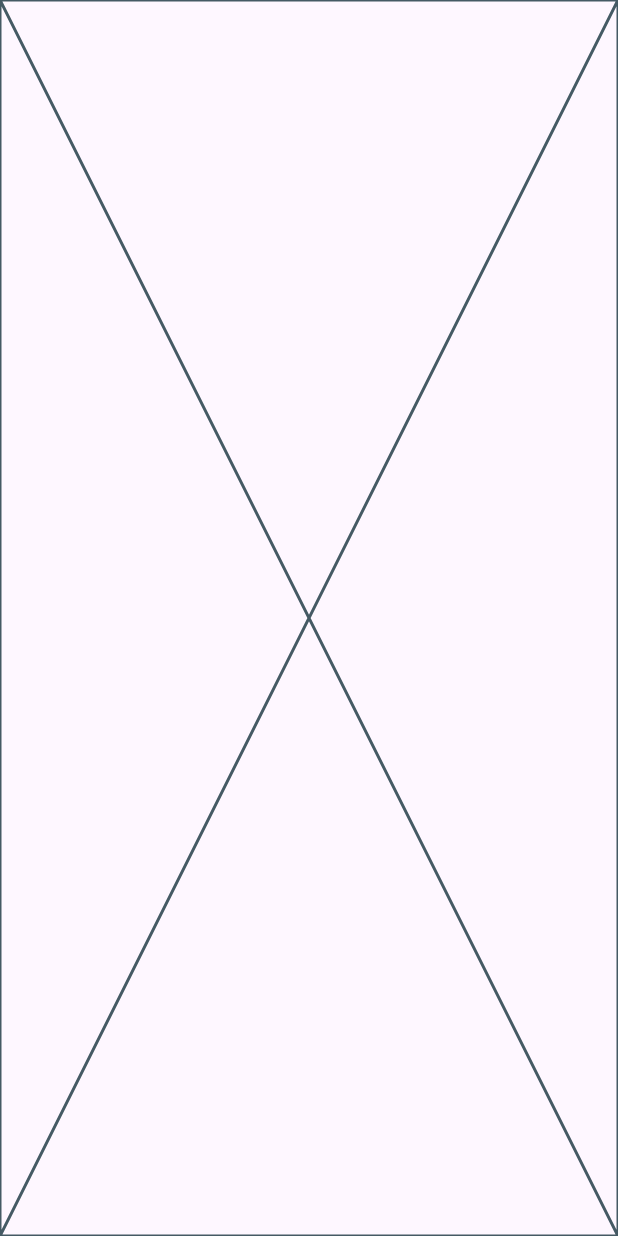
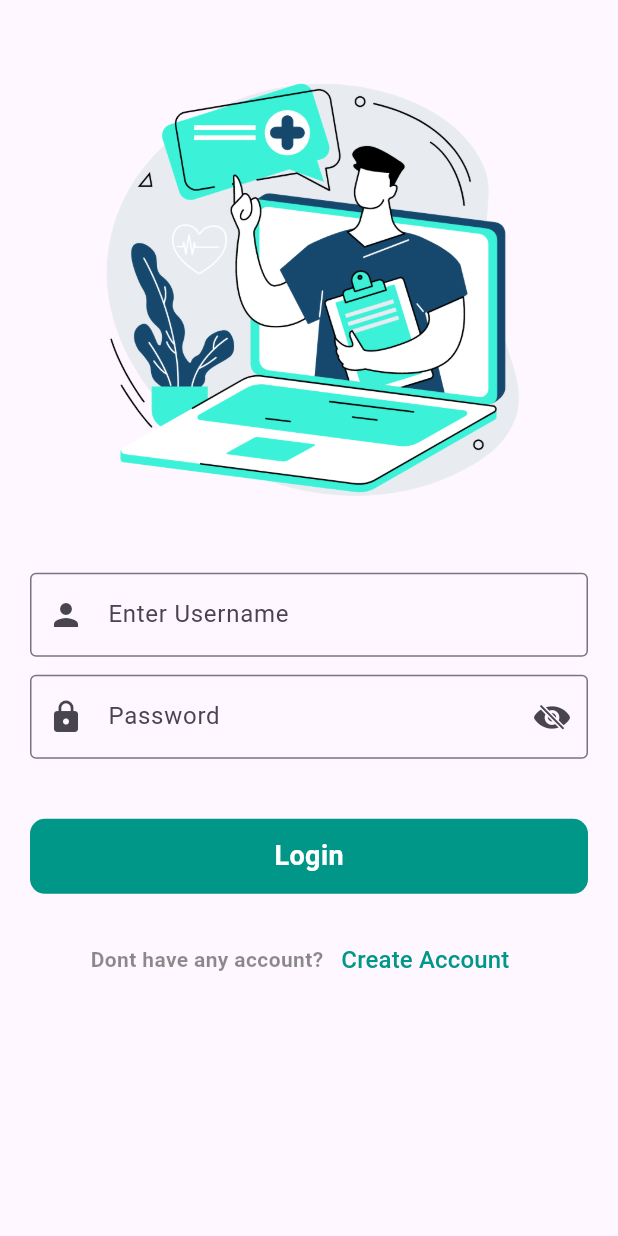
Before and after one commit to abdulrhmanGhandour/medic-app, a Flutter app: the DoctorLoginView screen opened by its route, on a phone screen of 412 x 824 dp. Run offline on Flutter 3.47's test engine with Material 3 defaults, Android fonts, the phone set to English and light mode, and no system bars; our stand-ins replace go_router.

Commit message:
doctor login done and docror sinng in create

```diff
--- a/lib/core/utls/assets.dart
+++ b/lib/core/utls/assets.dart
@@ -15,5 +15,10 @@ class AssetsData {
   static const kObstetricsGynecologyClinic = 'assets/image/Obstetrics and Gynecology Clinic.jpeg';
   static const kOphthalmologyClinic = 'assets/image/Ophthalmology clinic.jpeg';
   static const kOrthopedicClinic = 'assets/image/Orthopedic clinic.jpeg';
+  static const kDoctorAut = 'assets/image/DoctorAut4.png';
+
+
+
+
 
 }
--- a/lib/core/utls/colors.dart
+++ b/lib/core/utls/colors.dart
@@ -1,6 +1,7 @@
 import 'package:flutter/material.dart';
 
 class ColorData {
-  static Color kPrimaryColor = const Color(0xFF7165D6);
+  static const Color kPrimaryColor = const Color(0xFF7165D6);
   static Color kWhiteColorFA = const Color(0xFFF4F6FA);
+  static Color kSecndoryColor = Colors.teal;
 }
--- a/lib/core/utls/widgets/custom_text_button.dart
+++ b/lib/core/utls/widgets/custom_text_button.dart
@@ -7,7 +7,7 @@ class CustomTextButton extends StatelessWidget {
     super.key,
     required this.text,
     required this.textColor,
-    required this.color,
+    this.color = ColorData.kPrimaryColor,
     this.onTap,
   });
 
@@ -23,7 +23,7 @@ class CustomTextButton extends StatelessWidget {
       child: Container(
         decoration: BoxDecoration(
           borderRadius: BorderRadius.circular(10),
-          color: ColorData.kPrimaryColor,
+          color: color,
         ),
         child: Center(
           child: Padding(
--- a/lib/features/Authentication/presanteion/view/sing_up_view.dart
+++ b/lib/features/Authentication/presanteion/view/sing_up_view.dart
@@ -9,11 +9,7 @@ class SingUpView extends StatelessWidget {
     return const SafeArea(
       child: Scaffold(
         body: SingleChildScrollView(
-          child: Column(
-            children: [
-              SingUpViewBody(),
-            ],
-          ),
+          child: SingUpViewBody(),
         ),
       ),
     );
--- a/lib/features/Authentication/presanteion/view/widgets/custom_question_widget.dart
+++ b/lib/features/Authentication/presanteion/view/widgets/custom_question_widget.dart
@@ -3,15 +3,18 @@ import 'package:medicapp/core/utls/colors.dart';
 import 'package:medicapp/core/utls/styles.dart';
 
 class CustomQuestionWidget extends StatelessWidget {
-  const CustomQuestionWidget(
-      {super.key,
-      required this.text,
-      required this.text2,
-       this.onPressed});
+  const CustomQuestionWidget({
+    super.key,
+    required this.text,
+    required this.text2,
+    this.onPressed,
+    this.textColor = ColorData.kPrimaryColor,
+  });
 
   final String text;
   final String text2;
   final Function()? onPressed;
+  final Color textColor;
 
   @override
   Widget build(BuildContext context) {
@@ -27,7 +30,7 @@ class CustomQuestionWidget extends StatelessWidget {
           child: Text(
             text2,
             style: Styles.textStyle16.copyWith(
-              color: ColorData.kPrimaryColor,
+              color: textColor,
             ),
           ),
         ),
--- a/lib/features/Authentication/presanteion/view/widgets/doctor_login_view_body.dart
+++ b/lib/features/Authentication/presanteion/view/widgets/doctor_login_view_body.dart
@@ -1,10 +1,59 @@
 import 'package:flutter/material.dart';
+import 'package:go_router/go_router.dart';
+import 'package:medicapp/core/utls/app_router.dart';
+import 'package:medicapp/core/utls/assets.dart';
+import 'package:medicapp/core/utls/colors.dart';
+import 'package:medicapp/core/utls/widgets/custom_text_button.dart';
+import 'package:medicapp/features/Authentication/presanteion/view/widgets/custom_pass_text_feild.dart';
+import 'package:medicapp/features/Authentication/presanteion/view/widgets/custom_question_widget.dart';
+import 'package:medicapp/features/Authentication/presanteion/view/widgets/custom_text_feild.dart';
 
 class DoctorLoginViewBody extends StatelessWidget {
   const DoctorLoginViewBody({super.key});
 
   @override
   Widget build(BuildContext context) {
-    return const Placeholder();
+    return Padding(
+      padding: const EdgeInsets.symmetric(horizontal: 20, vertical: 40),
+      child: SingleChildScrollView(
+        child: Column(
+          children: [
+            Image.asset(
+              AssetsData.kDoctorAut,
+            ),
+            const SizedBox(
+              height: 30,
+            ),
+            const CustomTextFeild(
+              text: 'Enter Username',
+              prefixIcon: Icon(Icons.person),
+            ),
+            const SizedBox(
+              height: 12,
+            ),
+            const CustomPassTextFeild(),
+            const SizedBox(
+              height: 40,
+            ),
+            CustomTextButton(
+              text: 'Login',
+              textColor: Colors.white,
+              color: ColorData.kSecndoryColor,
+            ),
+            const SizedBox(
+              height: 20,
+            ),
+             CustomQuestionWidget(
+              text: 'Dont have any account?',
+              text2: 'Create Account',
+              textColor:ColorData.kSecndoryColor,
+              onPressed: () {
+                 GoRouter.of(context).push(AppRouter.kSingUpView);
+              },
+            ),
+          ],
+        ),
+      ),
+    );
   }
 }
--- a/lib/features/splash/presanteion/view/widget/welcome_view_body.dart
+++ b/lib/features/splash/presanteion/view/widget/welcome_view_body.dart
@@ -96,7 +96,7 @@ class WelcomViewBody extends StatelessWidget {
               ),
               TextButton(
                 onPressed: () {
-
+                   GoRouter.of(context).push(AppRouter.kDoctorLoginView);
                 },
                 child: Text(
                   'login',
```
Also changed, not shown: lib/features/Authentication/presanteion/view/doctor_sing_up_view.dart (+15 -0 lines), lib/features/Authentication/presanteion/view/widgets/doctor_sing_up_view_body.dart (added, +67 -0 lines), assets/image/DoctorAut2.jpg (added), assets/image/DoctorAut3.jpg.png (added), assets/image/DoctorAut4.png (added), assets/image/doctorAut.jpg (added).
